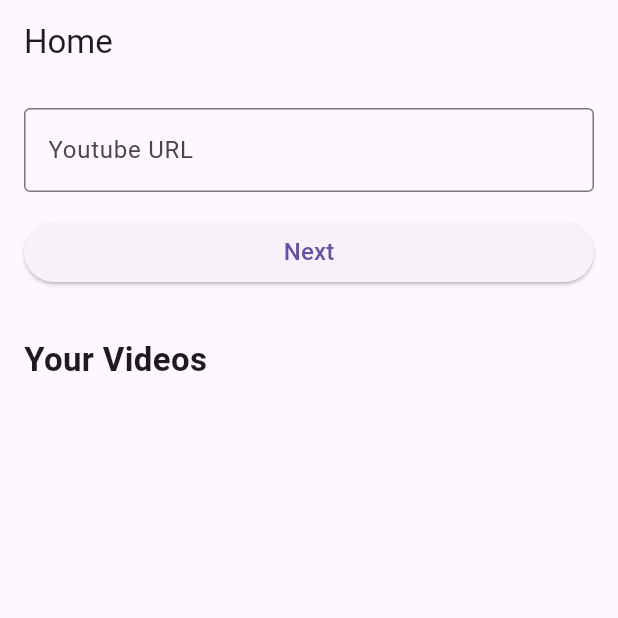
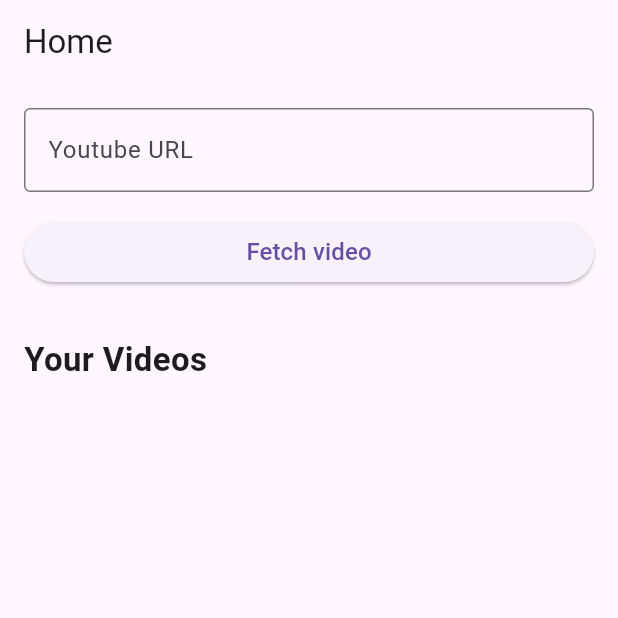
Before and after one commit to spencerchubb/aipodclips, a Flutter app: the screen it shows once a user with an empty profile is signed in, on a phone screen of 412 x 824 dp, the top half of it. Run offline on Flutter 3.47's test engine with Material 3 defaults, Android fonts, the phone set to English and light mode, and no system bars; our stand-ins replace cloud_firestore, firebase_auth, firebase_core, flutter_svg, google_sign_in; accounts and stored records are empty.

Commit message:
better button states

```diff
--- a/flutterapp/lib/pages/home.dart
+++ b/flutterapp/lib/pages/home.dart
@@ -17,6 +17,7 @@ class HomePage extends StatefulWidget {
 class _HomePageState extends State<HomePage> {
   final TextEditingController _urlController = TextEditingController();
   bool isDownloading = false;
+  String fetchVideoText = 'Fetch video';
 
   @override
   Widget build(BuildContext context) {
@@ -30,6 +31,9 @@ class _HomePageState extends State<HomePage> {
           children: [
             TextField(
               controller: _urlController,
+              onChanged: (value) {
+                setState(() => fetchVideoText = 'Fetch video');
+              },
               decoration: const InputDecoration(
                 labelText: 'Youtube URL',
                 border: OutlineInputBorder(),
@@ -40,7 +44,8 @@ class _HomePageState extends State<HomePage> {
               width: double.infinity,
               child: ElevatedButton(
                 onPressed: () async {
-                  setState(() => isDownloading = true);
+                  if (fetchVideoText != 'Fetch video') return;
+                  setState(() => fetchVideoText = 'Fetching video... ⏳');
                   final originalUrl = _urlController.text;
                   final response = await callGCF({
                     'action': 'download',
@@ -55,9 +60,10 @@ class _HomePageState extends State<HomePage> {
                     'title': title,
                     'uid': FirebaseAuth.instance.currentUser?.uid,
                   });
+                  setState(() => fetchVideoText = 'Done fetching ✅');
                 },
                 child: Text(
-                  isDownloading ? 'Fetching video...' : 'Next',
+                  fetchVideoText,
                   style: TextStyle(fontSize: 16),
                 ),
               ),
```
